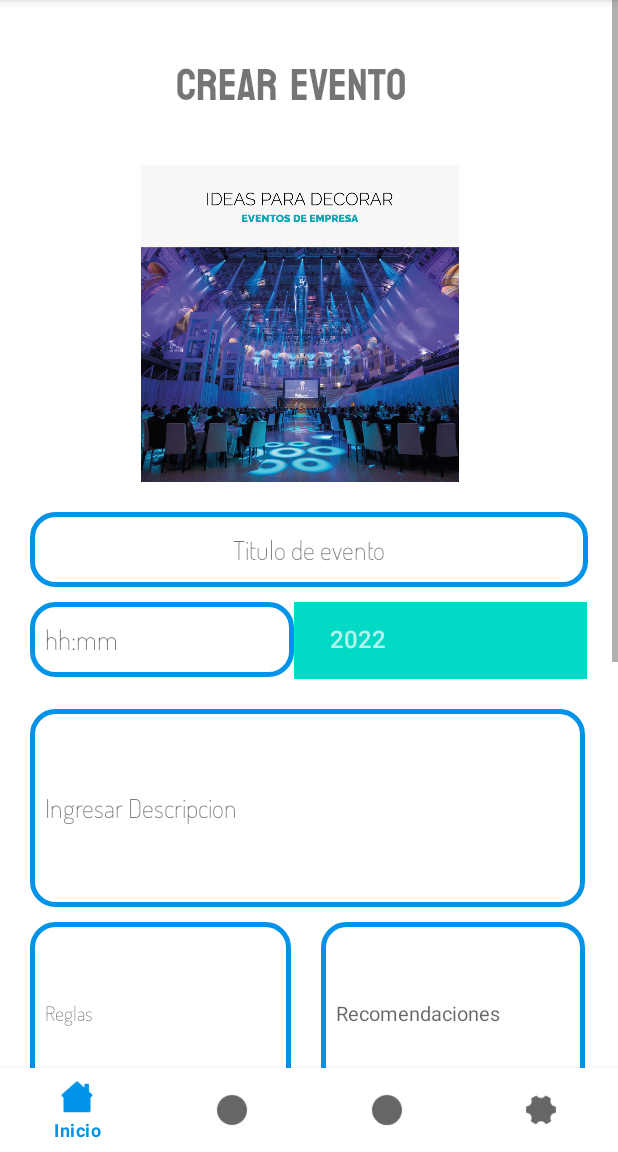
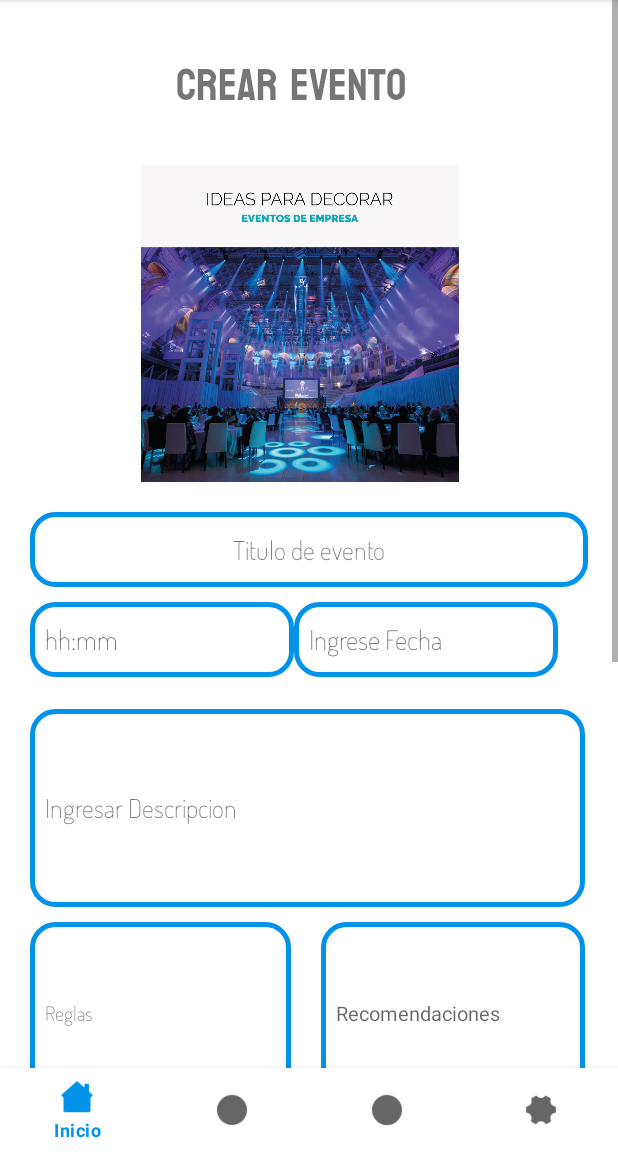
Before and after one commit to AntonioMontero33/WeGo, an Android app: the fragment fgEvento placed in its activity, on a phone screen of 412 x 824 dp, the part 84-1236 px from its top. Run offline under Robolectric (Android 15) with nearby library versions, the phone set to English and light mode, and no system bars; our stand-ins replace Firebase (no records; nobody signed in at launch, a user with empty details on screens opened directly); 2 statements that could not run were skipped.

Commit message:
fgevento feren

```diff
--- a/app/src/main/java/com/example/wego/fgEvento.java
+++ b/app/src/main/java/com/example/wego/fgEvento.java
@@ -18,7 +18,10 @@ import com.google.firebase.auth.FirebaseAuth;
 import com.google.firebase.database.DatabaseReference;
 import com.google.firebase.database.FirebaseDatabase;
 
+import java.text.DateFormat;
+import java.text.SimpleDateFormat;
 import java.util.ArrayList;
+import java.util.Calendar;
 import java.util.Date;
 import java.util.UUID;
 
@@ -27,7 +30,7 @@ public class fgEvento extends Fragment {
 
     FirebaseDatabase firebaseDatabase;
     DatabaseReference databaseReference;
-    TextView crear;
+    TextView crear,tituloevento,hora,descripcion,reglas ,recomendaciones,ubicacion, direccion,referencia, tags,fecha;
 
 
     @Override
@@ -45,13 +48,48 @@ public class fgEvento extends Fragment {
 
 
         crear = rootview.findViewById(R.id.txtCrear);
+        tituloevento=rootview.findViewById(R.id.txtTitulo);
+        hora=rootview.findViewById(R.id.txtHora);
+        descripcion=rootview.findViewById(R.id.txtDescripcion);
+        reglas=rootview.findViewById(R.id.txtRegla);
+        recomendaciones=rootview.findViewById(R.id.txtRecomendaciones);
+        ubicacion=rootview.findViewById(R.id.txtUbicacion);
+        direccion=rootview.findViewById(R.id.txtDireccion);
+        referencia=rootview.findViewById(R.id.txtReferencia);
+        tags=rootview.findViewById(R.id.txtEtiqueta);
+        fecha=rootview.findViewById(R.id.txtFecha);
+
+
+
+        Evento evento = new Evento();
+        String tituloEvento=tituloevento.getText().toString();
+        Date fechaEvento =evento.getFechaEvento();
+        DateFormat dateFormat = new SimpleDateFormat("yyyy-MM-dd");
+        String strDate = dateFormat.format(fechaEvento);
+        fecha.setText(strDate);
+        Date horaEvento =evento.getFechaEvento();
+        DateFormat timeFormat = new SimpleDateFormat("yyyy-MM-dd");
+        String strHora = timeFormat.format(horaEvento);
+        fecha.setText(strHora);
+        String descipcionEvento=descripcion.getText().toString();
+        String reglaEvento= reglas.getText().toString();
+        String recomendacionEvento=recomendaciones.getText().toString();
+        String ubicacionEvento=ubicacion.getText().toString();
+        String direccionEvento=direccion.getText().toString();
+        String referenciaEvento=referencia.getText().toString();
+        String tagsEvento=tags.getText().toString();
 
 
 
 
 
 
-        Date firstDate1 = new Date(2002, 1, 1);
+
+
+
+
+
+        /*Date firstDate1 = new Date(2002, 1, 1);
         ArrayList<String> reglas1 = new ArrayList<String>();
         ArrayList<String> tags1 = new ArrayList<String>();
 
@@ -60,16 +98,16 @@ public class fgEvento extends Fragment {
         event.setTituloEvento("GranDiesta");
         event.setFechaEvento(firstDate1);
         event.setDescripcionEvento("DescripcionEvento1");
-        event.setRegla(reglas1);
-        event.setRecomendacion("123434Reco");
-        event.setUbicacion("123Ubi");
-        event.setDirccion("123Direc");
-        event.setTags(tags1);
+        event.setReglaEvento(reglas1);
+        event.setRecomendacionEvento("123434Reco");
+        event.setUbicacionEvento("123Ubi");
+        event.setDirccionEvento("123Direc");
+        event.setTagsEvento(tags1);*/
 
         crear.setOnClickListener(new View.OnClickListener() {
             @Override
             public void onClick(View view) {
-                databaseReference.child("Evento").child(event.getIdEvento()).setValue(event);
+                databaseReference.child("Evento").child(evento.getIdEvento()).setValue(evento);
             }
         });
 
--- a/app/src/main/res/layout/fragment_fg_evento.xml
+++ b/app/src/main/res/layout/fragment_fg_evento.xml
@@ -29,6 +29,7 @@
                     />
 
                 <ImageView
+                    android:id="@+id/imgEvento"
                     android:layout_width="220dp"
                     android:layout_height="211dp"
                     android:layout_marginLeft="90dp"
@@ -36,6 +37,7 @@
                     android:src="@drawable/evento"/>
 
                 <EditText
+                    android:id="@+id/txtTitulo"
                     android:layout_width="match_parent"
                     android:layout_height="50dp"
                     android:layout_marginLeft="20dp"
@@ -57,6 +59,7 @@
                     android:orientation="horizontal">
 
                     <EditText
+                        android:id="@+id/txtHora"
                         android:layout_width="176dp"
                         android:layout_height="50dp"
                         android:background="@drawable/border"
@@ -64,7 +67,7 @@
                         android:hint="hh:mm"
                         tools:ignore="TouchTargetSizeCheck" />
 
-                    <DatePicker
+                  <!--  <DatePicker
                         android:id="@+id/etPlannedDate"
                         android:hint="ocultadito"
                         android:layout_width="match_parent"
@@ -72,7 +75,15 @@
                         android:inputType="date"
                         android:focusable="false"
                         android:clickable="true"
-                        android:maxLines="1" />
+                      android:maxLines="1" /> -->
+                    <EditText
+                        android:id="@+id/txtFecha"
+                        android:layout_width="176dp"
+                        android:layout_height="50dp"
+                        android:background="@drawable/border"
+                        android:fontFamily="@font/dosis"
+                        android:hint="Ingrese Fecha"
+                        tools:ignore="TouchTargetSizeCheck" />
 
 
                 </LinearLayout>
```
